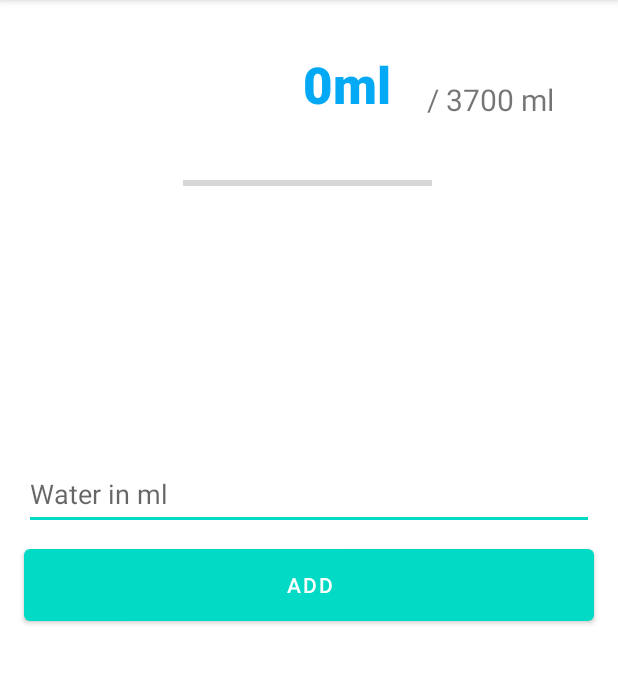
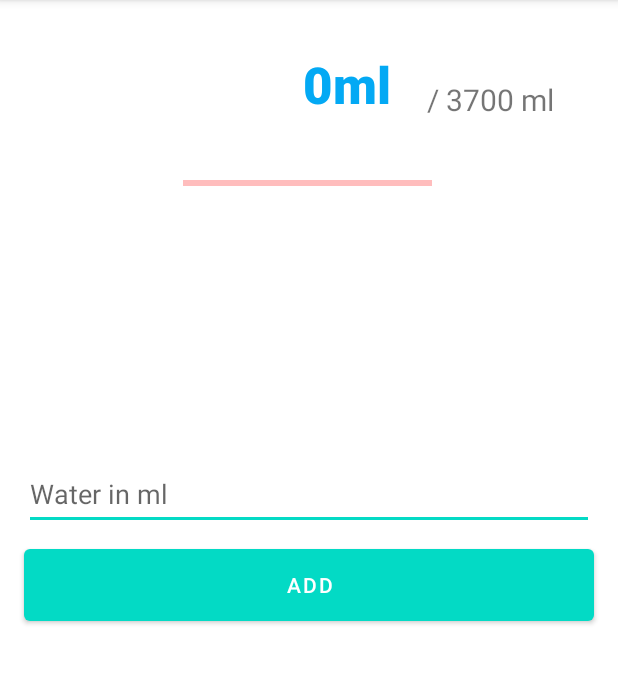
Before and after one commit to leekycauldron/Hydrate, an Android app: the screen it shows after launch (MainActivity), on a phone screen of 412 x 824 dp, the part 84-761 px from its top. Run offline under Robolectric (Android 15) with nearby library versions, the phone set to English and light mode, and no system bars; our stand-ins replace navigation-ui; network calls fail.

Commit message:
- Progress bar changes color based on progress.

```diff
--- a/app/src/main/java/com/leekycauldron/hydrate/FirstFragment.java
+++ b/app/src/main/java/com/leekycauldron/hydrate/FirstFragment.java
@@ -1,6 +1,7 @@
 package com.leekycauldron.hydrate;
 
 import android.graphics.Color;
+import android.graphics.PorterDuff;
 import android.os.Bundle;
 import android.os.Environment;
 import android.os.Handler;
@@ -111,9 +112,15 @@ public class FirstFragment extends Fragment {
         ProgressBarAnimation anim = new ProgressBarAnimation(waterProgress, waterProgress.getProgress(), waterAmt);
         anim.setDuration(1000);
         waterProgress.startAnimation(anim);
-        //int prcnt = waterProgress.getProgress()/waterProgress.getMax();
-        //if (0 < prcnt && prcnt < 25 ) waterProgress.getProgressDrawable().setColorFilter(0xFFFF0000);
-
+        waterProgress.setProgress(waterAmt);
+        double prcnt = Double.parseDouble(String.valueOf(waterProgress.getProgress())) / Double.parseDouble(String.valueOf(waterProgress.getMax()));
+        Log.d("a",String.valueOf(waterProgress.getMax()));
+        Log.d("w", String.valueOf(waterProgress.getProgress()));
+        Log.d("p",String.valueOf(prcnt));
+        if (0 <= prcnt && prcnt <= 0.25 ) waterProgress.getProgressDrawable().setColorFilter(Color.RED, PorterDuff.Mode.SRC_IN);
+        if (0.25 < prcnt && prcnt <= 0.50 ) waterProgress.getProgressDrawable().setColorFilter(Color.YELLOW, PorterDuff.Mode.SRC_IN);
+        if (0.75 < prcnt && prcnt < 1 ) waterProgress.getProgressDrawable().setColorFilter(Color.CYAN, PorterDuff.Mode.SRC_IN);
+        if (prcnt >= 1 ) waterProgress.getProgressDrawable().setColorFilter(Color.GREEN, PorterDuff.Mode.SRC_IN);
     }
 
 
--- a/app/src/main/res/layout/fragment_first.xml
+++ b/app/src/main/res/layout/fragment_first.xml
@@ -71,7 +71,6 @@
         android:layout_width="166dp"
         android:layout_height="42dp"
         android:max="100"
-        android:progress="50"
         android:progressTint="#FF0000"
         app:layout_constraintBottom_toBottomOf="parent"
         app:layout_constraintEnd_toEndOf="parent"
```
